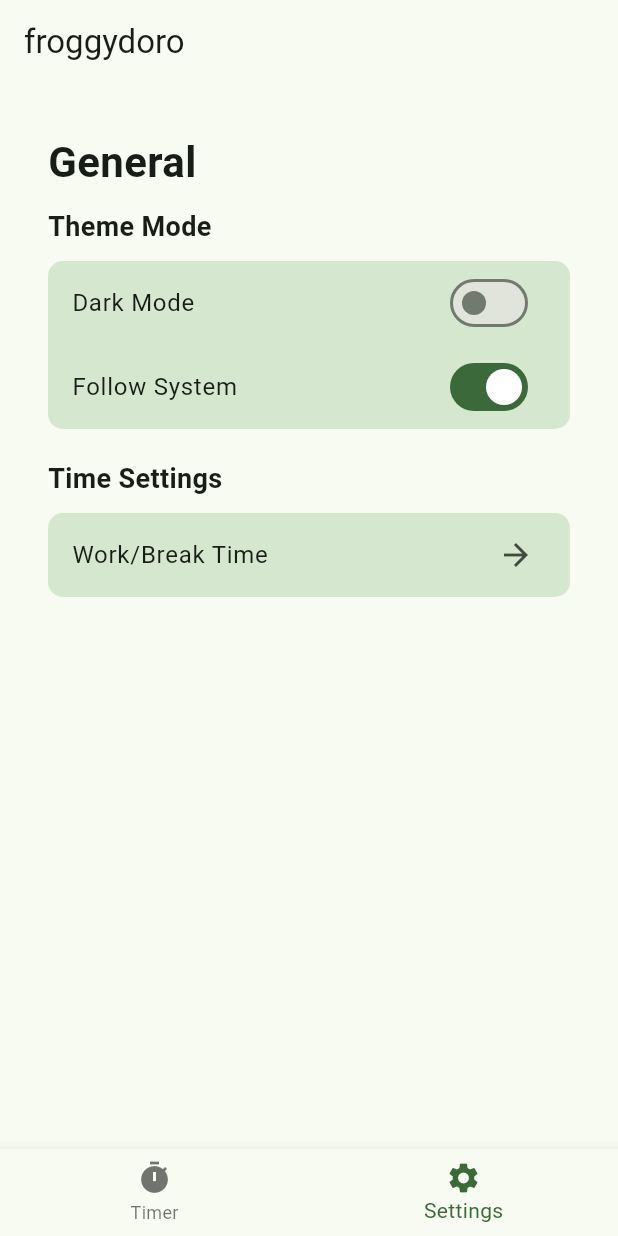
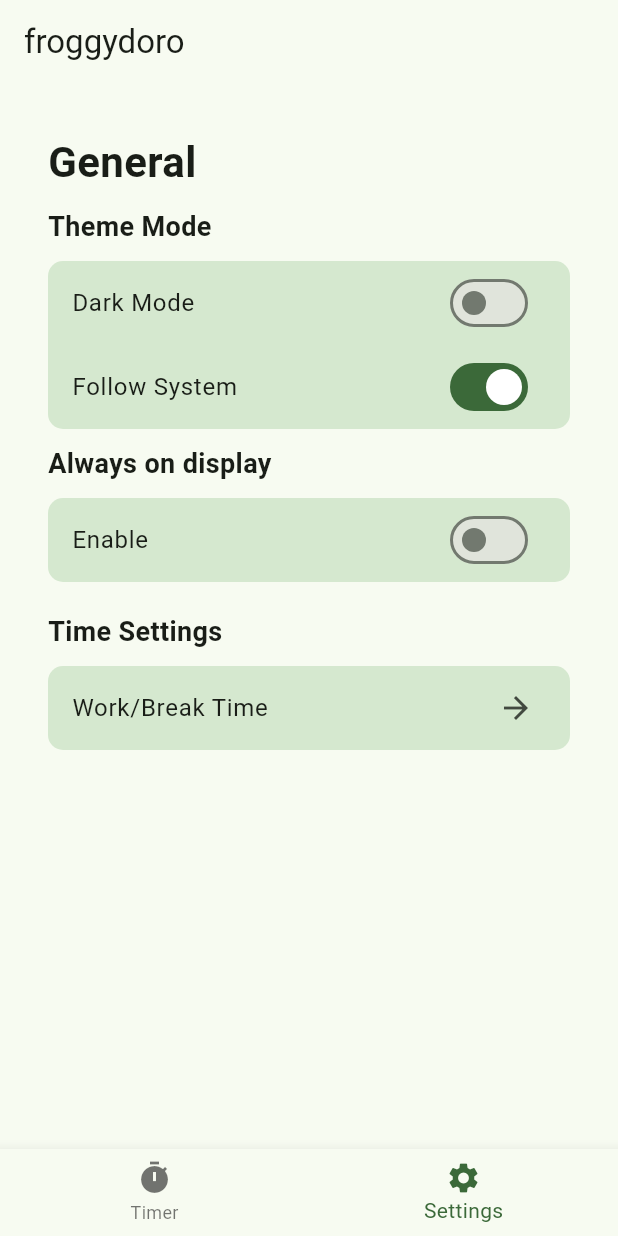
Before and after one commit to KvietelaitisMartynas/froggydoro_timer, a Flutter app: the screen it shows after launch, item 2 of the bottom bar chosen, on a phone screen of 412 x 824 dp. Run offline on Flutter 3.47's test engine with Material 3 defaults, Android fonts, the phone set to English and light mode, and no system bars; our stand-ins replace flutter_local_notifications, shared_preferences, wakelock_plus.

Commit message:
Always on display toggle

```diff
--- a/froggydoro/lib/screens/main_screen.dart
+++ b/froggydoro/lib/screens/main_screen.dart
@@ -3,7 +3,6 @@ import 'package:flutter/material.dart';
 import 'package:froggydoro/screens/settings_screen.dart';
 import 'package:shared_preferences/shared_preferences.dart';
 import 'package:froggydoro/notifications.dart';
-import 'package:wakelock_plus/wakelock_plus.dart';
 
 class MainScreen extends StatefulWidget {
   final ValueChanged<ThemeMode> onThemeModeChanged;
@@ -84,8 +83,6 @@ class _MainScreenState extends State<MainScreen>
       _isRunning = true;
     });
 
-    WakelockPlus.enable();
-
     _timer = Timer.periodic(const Duration(seconds: 1), (timer) {
       if (_totalSeconds > 0) {
         setState(() {
@@ -138,8 +135,6 @@ class _MainScreenState extends State<MainScreen>
     setState(() {
       _isRunning = false;
     });
-
-    WakelockPlus.disable();
   }
 
   void _resetTimer() {
--- a/froggydoro/lib/screens/settings_screen.dart
+++ b/froggydoro/lib/screens/settings_screen.dart
@@ -1,6 +1,7 @@
 import 'package:flutter/material.dart';
 import 'package:shared_preferences/shared_preferences.dart';
 import 'time_settings_screen.dart';
+import 'package:wakelock_plus/wakelock_plus.dart';
 
 class SettingsScreen extends StatefulWidget {
   final Function(int, int, int, int) updateTimer;
@@ -18,11 +19,13 @@ class SettingsScreen extends StatefulWidget {
 
 class _SettingsScreenState extends State<SettingsScreen> {
   ThemeMode _themeMode = ThemeMode.system;
+  bool _isWakeLockEnabled = false;
 
   @override
   void initState() {
     super.initState();
     _loadThemeMode();
+    _loadWakeLock();
   }
 
   Future<void> _loadThemeMode() async {
@@ -62,6 +65,29 @@ class _SettingsScreenState extends State<SettingsScreen> {
     }
   }
 
+  void _loadWakeLock() async {
+    final prefs = await SharedPreferences.getInstance();
+    final isWakeLockEnabled = prefs.getBool('isWakeLockEnabled') ?? false;
+    setState(() {
+      _isWakeLockEnabled = isWakeLockEnabled;
+    });
+    if (_isWakeLockEnabled) {
+      WakelockPlus.enable();
+    } else {
+      WakelockPlus.disable();
+    }
+  }
+
+  void _saveWakeLock(bool isWakeLockEnabled) async {
+    final prefs = await SharedPreferences.getInstance();
+    await prefs.setBool('isWakeLockEnabled', isWakeLockEnabled);
+    if (_isWakeLockEnabled) {
+      WakelockPlus.enable();
+    } else {
+      WakelockPlus.disable();
+    }
+  }
+
   @override
   Widget build(BuildContext context) {
     return Padding(
@@ -78,6 +104,8 @@ class _SettingsScreenState extends State<SettingsScreen> {
           ),
           const SizedBox(height: 10),
           buildChangeThemeSetting(),
+          const SizedBox(height: 10),
+          buildChangeWakelockSetting(),
           const SizedBox(height: 20),
           buildChangeTimeSetting(),
         ],
@@ -162,4 +190,33 @@ class _SettingsScreenState extends State<SettingsScreen> {
       ],
     );
   }
+
+  Widget buildChangeWakelockSetting() {
+  return Column(
+    crossAxisAlignment: CrossAxisAlignment.start,
+    children: [
+      const Text(
+        'Always on display',
+        style: TextStyle(fontSize: 18, fontWeight: FontWeight.bold),
+      ),
+      const SizedBox(height: 10),
+      Container(
+        decoration: BoxDecoration(
+          color: Theme.of(context).colorScheme.secondaryContainer,
+          borderRadius: BorderRadius.circular(10),
+        ),
+        child: SwitchListTile(
+          title: const Text('Enable'),
+          value: _isWakeLockEnabled,
+          onChanged: (bool value) {
+            setState(() {
+              _isWakeLockEnabled = value;
+            });
+            _saveWakeLock(value);
+          },
+        ),
+      ),
+    ],
+  );
 }
+}
```
